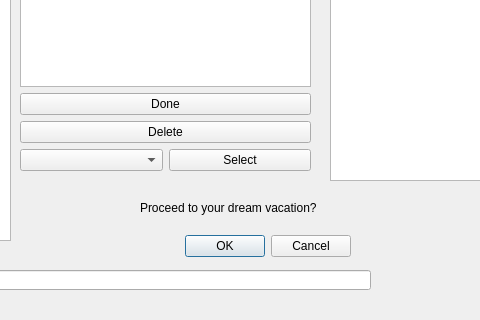
Above: Project-2-NFL/tripcreateWidget.ui from massivemembrain/Project-2-NFL before the change; both pictures show x 270 to 750 and y 180 to 500 of the 1102 by 788 pixel window. Below: the same form after it.
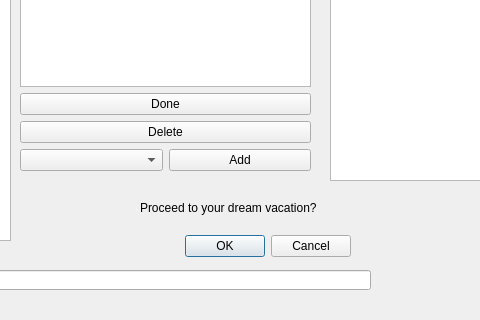
That is the form after the change.

```diff
--- a/Project-2-NFL/tripcreateWidget.ui
+++ b/Project-2-NFL/tripcreateWidget.ui
@@ -190,7 +190,7 @@
       <item>
        <widget class="QPushButton" name="pushButton_select">
         <property name="text">
-         <string>Select</string>
+         <string>Add</string>
         </property>
        </widget>
       </item>
```
Left out of the diff: 2 changed lines with no effect on the pictures.
